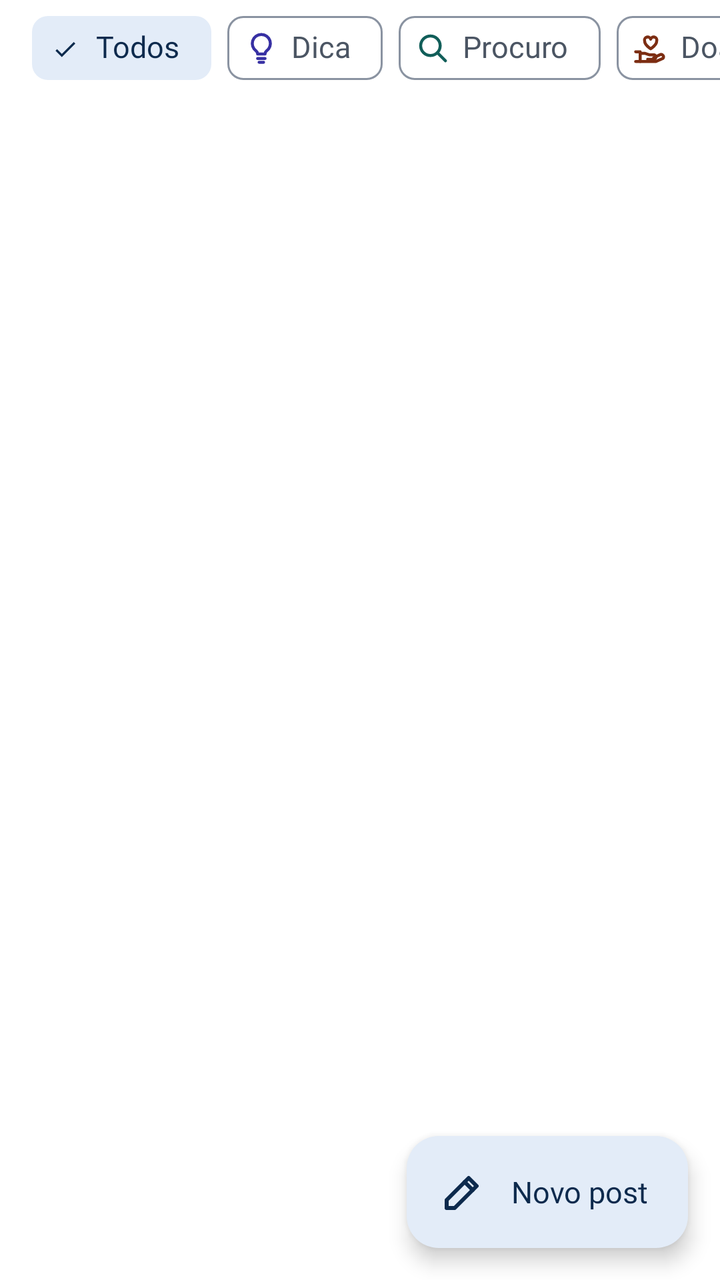
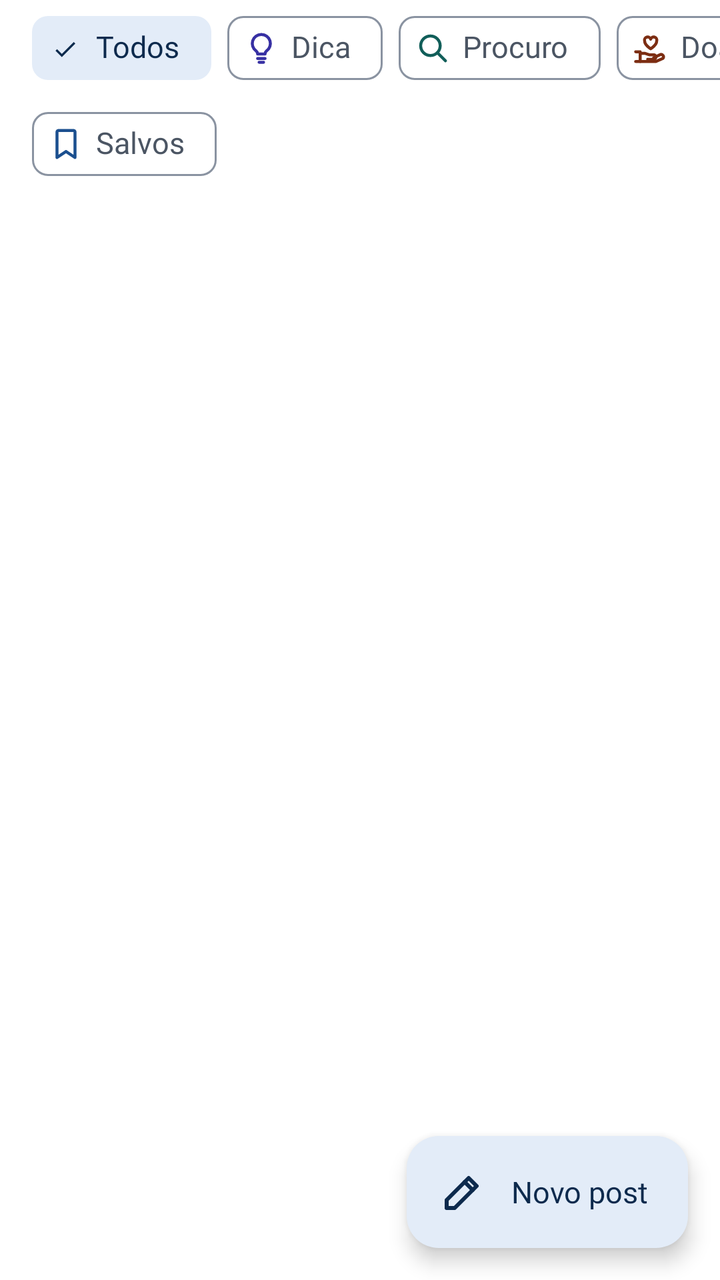

The first picture is an Android layout as it rendered before a commit; the second is the same layout after the commit. The layout source and the unified diff follow.
<!-- AndroidManifest.xml: application theme Theme.LeiaUFMS -->
<!-- res/layout/fragment_feed.xml -->
<?xml version="1.0" encoding="utf-8"?>
<androidx.coordinatorlayout.widget.CoordinatorLayout xmlns:android="http://schemas.android.com/apk/res/android"
    xmlns:app="http://schemas.android.com/apk/res-auto"
    android:layout_width="match_parent"
    android:layout_height="match_parent">

    <LinearLayout
        android:layout_width="match_parent"
        android:layout_height="match_parent"
        android:orientation="vertical">

        <HorizontalScrollView
            android:layout_width="match_parent"
            android:layout_height="wrap_content"
            android:scrollbars="none">

            <com.google.android.material.chip.ChipGroup
                android:id="@+id/filters"
                android:layout_width="wrap_content"
                android:layout_height="wrap_content"
                android:paddingStart="@dimen/screen_margin"
                android:paddingEnd="@dimen/screen_margin"
                app:selectionRequired="true"
                app:singleLine="true"
                app:singleSelection="true">

                <com.google.android.material.chip.Chip
                    android:id="@+id/f_all"
                    android:layout_width="wrap_content"
                    android:layout_height="wrap_content"
                    android:checked="true"
                    android:text="@string/feed_all" />

                <com.google.android.material.chip.Chip
                    android:id="@+id/f_dica"
                    android:layout_width="wrap_content"
                    android:layout_height="wrap_content"
                    app:chipIcon="@drawable/ic_lightbulb"
                    app:chipIconTint="@color/post_dica_on"
                    app:chipIconVisible="true"
                    android:text="@string/post_type_dica" />

                <com.google.android.material.chip.Chip
                    android:id="@+id/f_procuro"
                    android:layout_width="wrap_content"
                    android:layout_height="wrap_content"
                    app:chipIcon="@drawable/ic_search"
                    app:chipIconTint="@color/post_procuro_on"
                    app:chipIconVisible="true"
                    android:text="@string/post_type_procuro" />

                <com.google.android.material.chip.Chip
                    android:id="@+id/f_doacao"
                    android:layout_width="wrap_content"
                    android:layout_height="wrap_content"
                    app:chipIcon="@drawable/ic_donate"
                    app:chipIconTint="@color/post_doacao_on"
                    app:chipIconVisible="true"
                    android:text="@string/post_type_doacao" />

                <com.google.android.material.chip.Chip
                    android:id="@+id/f_troca"
                    android:layout_width="wrap_content"
                    android:layout_height="wrap_content"
                    app:chipIcon="@drawable/ic_check_circle"
                    app:chipIconTint="@color/post_troca_on"
                    app:chipIconVisible="true"
                    android:text="@string/post_type_troca" />

                <com.google.android.material.chip.Chip
                    android:id="@+id/f_saved"
                    android:layout_width="wrap_content"
                    android:layout_height="wrap_content"
                    android:text="@string/feed_saved"
                    app:chipIcon="@drawable/ic_bookmark_border"
                    app:chipIconTint="@color/leia_primary"
                    app:chipIconVisible="true" />
            </com.google.android.material.chip.ChipGroup>
        </HorizontalScrollView>

        <FrameLayout
            android:layout_width="match_parent"
            android:layout_height="0dp"
            android:layout_weight="1">

            <androidx.recyclerview.widget.RecyclerView
                android:id="@+id/list"
                android:layout_width="match_parent"
                android:layout_height="match_parent"
                android:clipToPadding="false"
                android:paddingStart="@dimen/space_s"
                android:paddingTop="@dimen/space_xs"
                android:paddingEnd="@dimen/space_s"
                android:paddingBottom="@dimen/fab_clearance" />

            <include
                android:id="@+id/empty"
                layout="@layout/view_empty_state"
                android:layout_width="match_parent"
                android:layout_height="wrap_content"
                android:layout_gravity="center"
                android:visibility="gone" />
        </FrameLayout>
    </LinearLayout>

    <com.google.android.material.floatingactionbutton.ExtendedFloatingActionButton
        android:id="@+id/fab_post"
        android:layout_width="wrap_content"
        android:layout_height="wrap_content"
        android:layout_gravity="bottom|end"
        android:layout_margin="@dimen/screen_margin"
        android:text="@string/action_new_post"
        app:icon="@drawable/ic_edit" />
</androidx.coordinatorlayout.widget.CoordinatorLayout>
<!-- res/layout/view_empty_state.xml (included above) -->
<?xml version="1.0" encoding="utf-8"?>
<LinearLayout xmlns:android="http://schemas.android.com/apk/res/android"
    android:id="@+id/empty_state"
    android:layout_width="match_parent"
    android:layout_height="wrap_content"
    android:gravity="center_horizontal"
    android:orientation="vertical"
    android:padding="@dimen/space_xl">

    <ImageView
        android:id="@+id/empty_icon"
        android:layout_width="@dimen/icon_empty_state"
        android:layout_height="@dimen/icon_empty_state"
        android:importantForAccessibility="no"
        android:tint="@color/leia_on_surface_variant" />

    <TextView
        android:id="@+id/empty_title"
        android:layout_width="match_parent"
        android:accessibilityHeading="true"
        android:layout_height="wrap_content"
        android:layout_marginTop="@dimen/space_m"
        android:gravity="center"
        android:textAppearance="@style/TextAppearance.Leia.Headline"
        android:textColor="@color/leia_on_background" />

    <TextView
        android:id="@+id/empty_message"
        android:accessibilityLiveRegion="polite"
        android:layout_width="match_parent"
        android:layout_height="wrap_content"
        android:layout_marginTop="@dimen/space_xs"
        android:gravity="center"
        android:textAppearance="@style/TextAppearance.Leia.Body"
        android:textColor="@color/leia_on_surface_variant" />

    <com.google.android.material.button.MaterialButton
        android:id="@+id/empty_action"
        android:layout_width="wrap_content"
        android:layout_height="wrap_content"
        android:layout_marginTop="@dimen/space_l"
        android:visibility="gone" />
</LinearLayout>
<!-- resources referenced by this layout -->
<resources>
  <color name="leia_on_background">#111827</color>
  <color name="leia_on_surface_variant">#4B5563</color>
  <color name="leia_primary">#1B4F8F</color>
  <color name="post_dica_on">#3730A3</color>
  <color name="post_doacao_on">#7C2D12</color>
  <color name="post_procuro_on">#115E59</color>
  <color name="post_troca_on">#14532D</color>
  <dimen name="fab_clearance">88dp</dimen>
  <dimen name="icon_empty_state">64dp</dimen>
  <dimen name="screen_margin">16dp</dimen>
  <dimen name="space_l">24dp</dimen>
  <dimen name="space_m">16dp</dimen>
  <dimen name="space_s">12dp</dimen>
  <dimen name="space_xl">32dp</dimen>
  <dimen name="space_xs">8dp</dimen>
  <string name="action_new_post">Novo post</string>
  <string name="feed_all">Todos</string>
  <string name="feed_saved">Salvos</string>
  <string name="post_type_dica">Dica</string>
  <string name="post_type_doacao">Doação</string>
  <string name="post_type_procuro">Procuro</string>
  <string name="post_type_troca">Troca concluída</string>
  <style name="Theme.LeiaUFMS" parent="Base.Theme.LeiaUFMS" />
  <color name="leia_on_primary">#FFFFFF</color>
  <color name="leia_primary_container">#E3ECF8</color>
  <color name="leia_on_primary_container">#0D2A4D</color>
  <color name="leia_tertiary">#8A5A12</color>
  <color name="leia_on_tertiary">#FFFFFF</color>
  <color name="leia_tertiary_container">#FDF0D5</color>
  <color name="leia_on_tertiary_container">#3D2A08</color>
  <color name="leia_error">#B42318</color>
  <color name="leia_on_error">#FFFFFF</color>
  <color name="leia_error_container">#FDE3E1</color>
  <color name="leia_on_error_container">#5A0E09</color>
  <color name="leia_background">#FFFFFF</color>
  <color name="leia_surface_container">#F4F6FA</color>
  <color name="leia_surface">#FFFFFF</color>
  <color name="leia_outline">#8A93A1</color>
  <color name="leia_inverse_primary">#8DB8F2</color>
  <color name="leia_outline_variant">#E5E7EB</color>
  <style name="ShapeAppearance.Leia.Small" parent="ShapeAppearance.Material3.Corner.Small">
          <item name="cornerFamily">rounded</item>
          <item name="cornerSize">@dimen/radius_s</item>
      </style>
  <style name="ShapeAppearance.Leia.Medium" parent="ShapeAppearance.Material3.Corner.Medium">
          <item name="cornerFamily">rounded</item>
          <item name="cornerSize">@dimen/radius_m</item>
      </style>
  <style name="ShapeAppearance.Leia.Large" parent="ShapeAppearance.Material3.Corner.Large">
          <item name="cornerFamily">rounded</item>
          <item name="cornerSize">@dimen/radius_l</item>
      </style>
  <style name="Widget.Leia.Chip" parent="Widget.Material3.Chip.Filter">
          <item name="chipMinTouchTargetSize">@dimen/touch_target</item>
      </style>
  <style name="Widget.Leia.Toolbar" parent="Widget.Material3.Toolbar">
          <item name="titleTextAppearance">@style/TextAppearance.Leia.Headline</item>
          <item name="android:background">@color/leia_background</item>
      </style>
  <dimen name="touch_target">48dp</dimen>
  <dimen name="radius_s">8dp</dimen>
  <dimen name="radius_m">12dp</dimen>
  <dimen name="radius_l">16dp</dimen>
  <dimen name="button_height">52dp</dimen>
  <dimen name="radius_button">12dp</dimen>
  <dimen name="elevation_card">2dp</dimen>
  <style name="Widget.Leia.NavIndicator" parent="Widget.Material3.BottomNavigationView.ActiveIndicator">
          <item name="android:color">@color/leia_primary_container</item>
          <item name="android:width">64dp</item>
      </style>
  <style name="TextAppearance.Leia.NavInactive" parent="TextAppearance.Leia.Label">
          <item name="android:textSize">12sp</item>
      </style>
  <dimen name="elevation_hero">6dp</dimen>
  <style name="MaterialAlertDialog.Leia" parent="MaterialAlertDialog.Material3">
          <item name="backgroundTint">@color/leia_surface</item>
          <item name="shapeAppearance">@style/ShapeAppearance.Leia.Large</item>
      </style>
  <!-- unchanged entries left out for length: 23 -->
</resources>

<!-- the commit's change to res/layout/fragment_feed.xml (unified diff, before → after) -->
@@ -66,17 +66,21 @@
                     app:chipIconTint="@color/post_troca_on"
                     app:chipIconVisible="true"
                     android:text="@string/post_type_troca" />
-
-                <com.google.android.material.chip.Chip
-                    android:id="@+id/f_saved"
-                    android:layout_width="wrap_content"
-                    android:layout_height="wrap_content"
-                    android:text="@string/feed_saved"
-                    app:chipIcon="@drawable/ic_bookmark_border"
-                    app:chipIconTint="@color/leia_primary"
-                    app:chipIconVisible="true" />
             </com.google.android.material.chip.ChipGroup>
         </HorizontalScrollView>
+
+        
+        <com.google.android.material.chip.Chip
+            android:id="@+id/f_saved"
+            style="@style/Widget.Material3.Chip.Filter"
+            android:layout_width="wrap_content"
+            android:layout_height="wrap_content"
+            android:layout_marginStart="@dimen/screen_margin"
+            android:text="@string/feed_saved"
+            app:checkedIconVisible="false"
+            app:chipIcon="@drawable/ic_bookmark_border"
+            app:chipIconTint="@color/leia_primary"
+            app:chipIconVisible="true" />
 
         <FrameLayout
             android:layout_width="match_parent"
